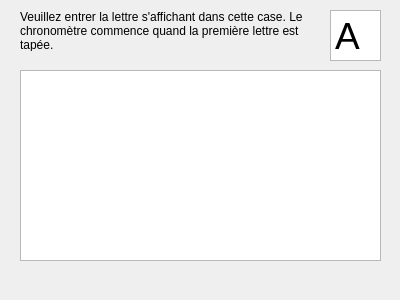
This is textinputwindow.ui in Anthex/GL40 as Qt 5 draws it before an edit. The edited form follows.
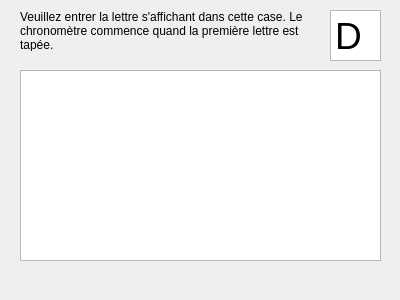
This is the edited form.

What changed in the file:
```diff
--- a/textinputwindow.ui
+++ b/textinputwindow.ui
@@ -71,7 +71,7 @@
 &lt;html&gt;&lt;head&gt;&lt;meta name=&quot;qrichtext&quot; content=&quot;1&quot; /&gt;&lt;style type=&quot;text/css&quot;&gt;
 p, li { white-space: pre-wrap; }
 &lt;/style&gt;&lt;/head&gt;&lt;body style=&quot; font-family:'MS Shell Dlg 2'; font-size:28pt; font-weight:400; font-style:normal;&quot;&gt;
-&lt;p style=&quot; margin-top:0px; margin-bottom:0px; margin-left:0px; margin-right:0px; -qt-block-indent:0; text-indent:0px;&quot;&gt;A&lt;/p&gt;&lt;/body&gt;&lt;/html&gt;</string>
+&lt;p style=&quot; margin-top:0px; margin-bottom:0px; margin-left:0px; margin-right:0px; -qt-block-indent:0; text-indent:0px;&quot;&gt;D&lt;/p&gt;&lt;/body&gt;&lt;/html&gt;</string>
    </property>
   </widget>
  </widget>
```
